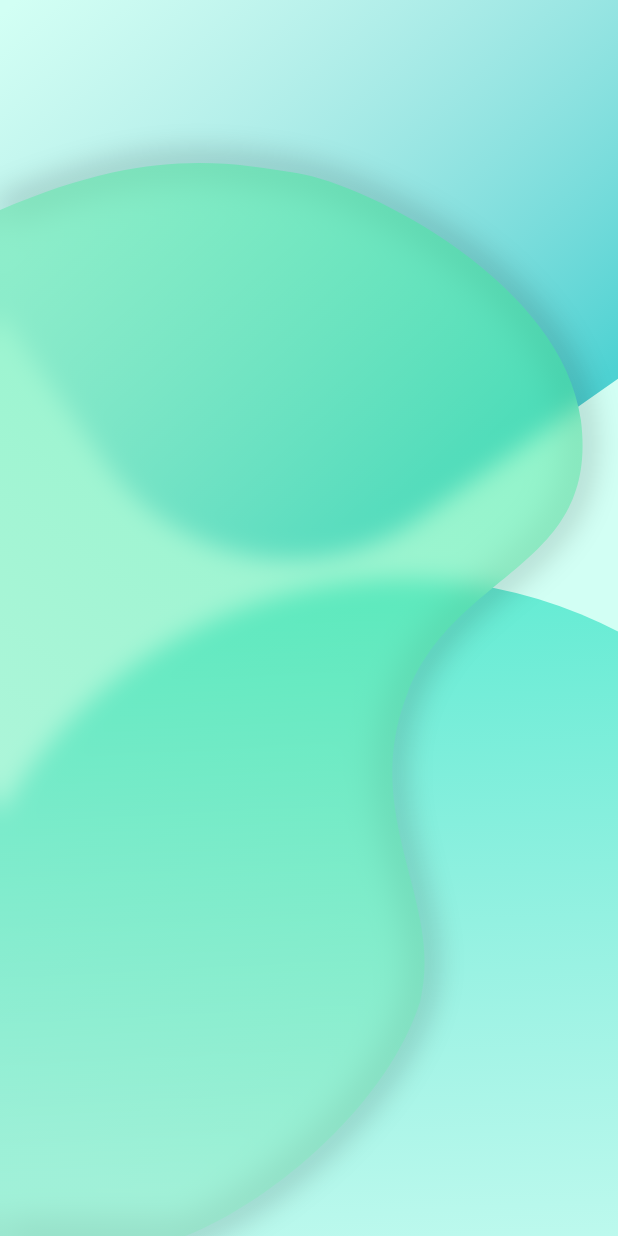
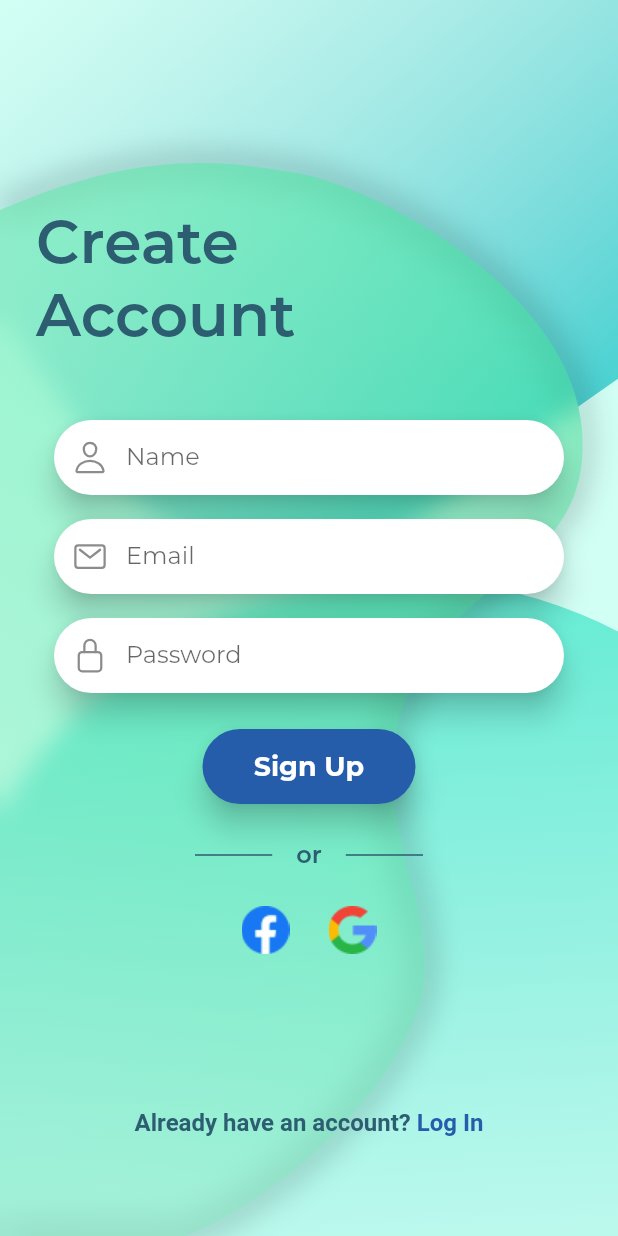
Before and after one commit to AbdelilahMeddahi/login_signup_exercise, a Flutter app: the screen it shows after launch, on a phone screen of 412 x 824 dp. Run offline on Flutter 3.47's test engine with Material 2 defaults, Android fonts, the phone set to English and light mode, and no system bars; our stand-ins replace ionicons.

Commit message:
finished both screens (no navigation only ui)

```diff
--- a/lib/main.dart
+++ b/lib/main.dart
@@ -17,7 +17,10 @@ class MyApp extends StatelessWidget {
       debugShowCheckedModeBanner: false,
       theme: ThemeData(
         scaffoldBackgroundColor: kBackgroundColor,
-        textTheme: Theme.of(context).textTheme.apply(bodyColor: kPrimaryColor),
+        textTheme: Theme.of(context).textTheme.apply(
+              bodyColor: kPrimaryColor,
+              fontFamily: 'Montserrat',
+            ),
         primarySwatch: Colors.blue,
       ),
       home: const LoginScreen(),
--- a/lib/screens/login_screen.dart
+++ b/lib/screens/login_screen.dart
@@ -1,8 +1,8 @@
 import 'package:flutter/material.dart';
 import 'package:login_signup_exercise/utils/constants.dart';
 import 'dart:math' as math;
-
-import 'center_widget/center_widget.dart';
+import 'login_screens/components/center_widget/center_widget.dart';
+import 'login_screens/components/login_content.dart';
 
 class LoginScreen extends StatefulWidget {
   const LoginScreen({Key? key}) : super(key: key);
@@ -12,6 +12,7 @@ class LoginScreen extends StatefulWidget {
 }
 
 class _LoginScreenState extends State<LoginScreen> {
+  //topWidget
   Widget topWidget(double screenWidth) {
     return Transform.rotate(
       angle: -35 * math.pi / 180,
@@ -32,7 +33,7 @@ class _LoginScreenState extends State<LoginScreen> {
       ),
     );
   }
-
+  //bottomWidget
   Widget bottomWidget(double screenWidth) {
     return Container(
       width: 1.5 * screenWidth,
@@ -68,6 +69,7 @@ class _LoginScreenState extends State<LoginScreen> {
             child: bottomWidget(screenSize.width),
           ),
           CenterWidget(size : screenSize),
+          const LoginContent(),
         ],
       ),
     );
--- /dev/null
+++ b/lib/screens/login_screens/components/bottom_text.dart
@@ -0,0 +1,47 @@
+import 'package:flutter/material.dart';
+import 'package:login_signup_exercise/utils/constants.dart';
+
+import 'login_content.dart';
+
+class BottomText extends StatelessWidget {
+  final Screens screen;
+
+  const BottomText({Key? key, required this.screen}) : super(key: key);
+
+  @override
+  Widget build(BuildContext context) {
+    return GestureDetector(
+      onTap: (){},
+      behavior: HitTestBehavior.opaque,
+      child: Padding(
+        padding: const EdgeInsets.all(16.0),
+        child: RichText(
+          text: TextSpan(
+            style: TextStyle(
+              fontSize: 16,
+              fontFamily: 'Montserrat',
+            ),
+            children: [
+              TextSpan(
+                text: screen == Screens.createAccount
+                    ? 'Already have an account? '
+                    : 'Don\'t have an account? ',
+                style: TextStyle(
+                  color: kPrimaryColor,
+                  fontWeight: FontWeight.w600,
+                ),
+              ),
+              TextSpan(
+                text: screen == Screens.createAccount ? 'Log In' : 'Sign Up',
+                style: TextStyle(
+                  color: kSecondaryColor,
+                  fontWeight: FontWeight.bold,
+                ),
+              ),
+            ],
+          ),
+        ),
+      ),
+    );
+  }
+}
--- a/lib/screens/center_widget/center_widget.dart
+++ b/lib/screens/login_screens/components/center_widget/center_widget.dart
@@ -2,7 +2,7 @@ import 'dart:ui';
 
 import 'package:flutter/material.dart';
 
-import '../../utils/constants.dart';
+import '../../../../utils/constants.dart';
 import 'center_widget_clipper.dart';
 import 'center_widget_painter.dart';
 
--- /dev/null
+++ b/lib/screens/login_screens/components/login_content.dart
@@ -0,0 +1,175 @@
+import 'package:flutter/material.dart';
+import 'package:login_signup_exercise/screens/login_screens/components/top_text.dart';
+import 'package:ionicons/ionicons.dart';
+import 'package:login_signup_exercise/utils/constants.dart';
+
+import 'bottom_text.dart';
+
+enum Screens {
+  createAccount,
+  welcomeBack,
+}
+
+class LoginContent extends StatelessWidget {
+  const LoginContent({Key? key}) : super(key: key);
+
+  Widget inputField(String hint, IconData iconData) {
+    return Padding(
+      padding: const EdgeInsets.symmetric(horizontal: 36, vertical: 8),
+      child: SizedBox(
+        height: 50,
+        child: Material(
+          elevation: 8,
+          shadowColor: Colors.black87,
+          color: Colors.transparent,
+          borderRadius: BorderRadius.circular(30),
+          child: TextField(
+            textAlignVertical: TextAlignVertical.bottom,
+            decoration: InputDecoration(
+              border: OutlineInputBorder(
+                borderRadius: BorderRadius.circular(30),
+                borderSide: BorderSide.none,
+              ),
+              filled: true,
+              fillColor: Colors.white,
+              hintText: hint,
+              prefixIcon: Icon(iconData),
+            ),
+          ),
+        ),
+      ),
+    );
+  }
+
+  Widget loginButton(String title) {
+    return Padding(
+      padding: const EdgeInsets.symmetric(horizontal: 135, vertical: 16),
+      child: ElevatedButton(
+        onPressed: () {},
+        style: ElevatedButton.styleFrom(
+          padding: const EdgeInsets.symmetric(vertical: 14),
+          shape: const StadiumBorder(),
+          primary: kSecondaryColor,
+          elevation: 8,
+          shadowColor: Colors.black87,
+        ),
+        child: Text(
+          title,
+          style: const TextStyle(fontSize: 18, fontWeight: FontWeight.bold),
+        ),
+      ),
+    );
+  }
+
+  Widget orDivider() {
+    return Padding(
+      padding: const EdgeInsets.symmetric(horizontal: 130, vertical: 8),
+      child: Row(
+        children: [
+          Flexible(
+            child: Container(
+              color: kPrimaryColor,
+              height: 1,
+            ),
+          ),
+          const Padding(
+            padding: EdgeInsets.symmetric(
+              horizontal: 16,
+            ),
+            child: Text(
+              'or',
+              style: const TextStyle(fontSize: 16, fontWeight: FontWeight.w600),
+            ),
+          ),
+          Flexible(
+            child: Container(
+              color: kPrimaryColor,
+              height: 1,
+            ),
+          ),
+        ],
+      ),
+    );
+  }
+
+  Widget logos() {
+    return Padding(
+      padding: const EdgeInsets.symmetric(vertical: 16),
+      child: Row(
+        mainAxisAlignment: MainAxisAlignment.center,
+        children: [
+          Image.asset('assets/images/facebook.png'),
+          const SizedBox(
+            width: 26,
+          ),
+          Image.asset('assets/images/google.png'),
+        ],
+      ),
+    );
+  }
+
+  Widget forgotPassword() {
+    return Padding(
+      padding: const EdgeInsets.symmetric(horizontal: 110),
+      child: TextButton(
+        onPressed: () {},
+        child: const Text(
+          'Forgot Password?',
+          style: TextStyle(
+            fontSize: 16,
+            fontWeight: FontWeight.w600,
+            color: kSecondaryColor,
+          ),
+        ),
+      ),
+    );
+  }
+
+  @override
+  Widget build(BuildContext context) {
+    const currentScreen = Screens.createAccount;
+    return Stack(
+      children: [
+        const Positioned(
+            top: 136,
+            left: 24,
+            child: TopText(
+              screen: currentScreen,
+            )),
+        Padding(
+          padding: const EdgeInsets.only(top: 100),
+          child: Stack(
+            children: [
+              Column(
+                mainAxisAlignment: MainAxisAlignment.center,
+                crossAxisAlignment: CrossAxisAlignment.stretch,
+                children: currentScreen == Screens.createAccount
+                    ? [
+                        inputField('Name', Ionicons.person_outline),
+                        inputField('Email', Ionicons.mail_outline),
+                        inputField('Password', Ionicons.lock_closed_outline),
+                        loginButton('Sign Up'),
+                        orDivider(),
+                        logos(),
+                      ]
+                    : [
+                        inputField('Email', Ionicons.mail_outline),
+                        inputField('Password', Ionicons.lock_closed_outline),
+                        loginButton('Login'),
+                        forgotPassword(),
+                      ],
+              ),
+            ],
+          ),
+        ),
+        const Align(
+          alignment: Alignment.bottomCenter,
+          child: Padding(
+            padding: EdgeInsets.only(bottom: 50),
+            child: BottomText(screen : currentScreen),
+          ),
+        ),
+      ],
+    );
+  }
+}
--- /dev/null
+++ b/lib/screens/login_screens/components/top_text.dart
@@ -0,0 +1,19 @@
+import 'package:flutter/material.dart';
+
+import 'login_content.dart';
+
+class TopText extends StatelessWidget {
+  final Screens screen;
+  const TopText({Key? key, required this.screen}) : super(key: key);
+
+  @override
+  Widget build(BuildContext context) {
+    return Text(
+      screen == Screens.createAccount ? 'Create\nAccount' : 'Welcome\nBack',
+      style: const TextStyle(
+        fontSize: 40,
+        fontWeight: FontWeight.w600,
+      ),
+    );
+  }
+}
```
Also changed, not shown: pubspec.yaml (+12 -28 lines), assets/fonts/Montserrat-Bold.otf (added), assets/fonts/Montserrat-Regular.otf (added), assets/fonts/Montserrat-SemiBold.otf (added), assets/images/facebook.png (added), assets/images/google.png (added), lib/screens/login_screens/components/center_widget/center_widget_clipper.dart (renamed from lib/screens/center_widget/center_widget_clipper.dart), lib/screens/login_screens/components/center_widget/center_widget_painter.dart (renamed from lib/screens/center_widget/center_widget_painter.dart), pubspec.lock.
